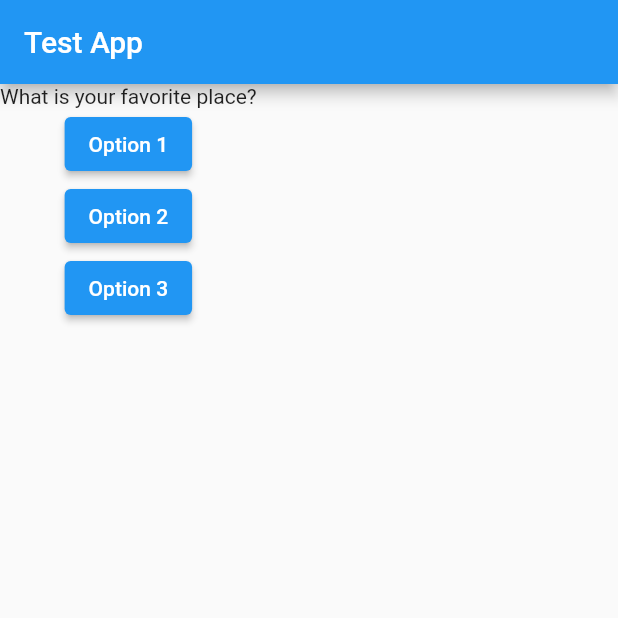
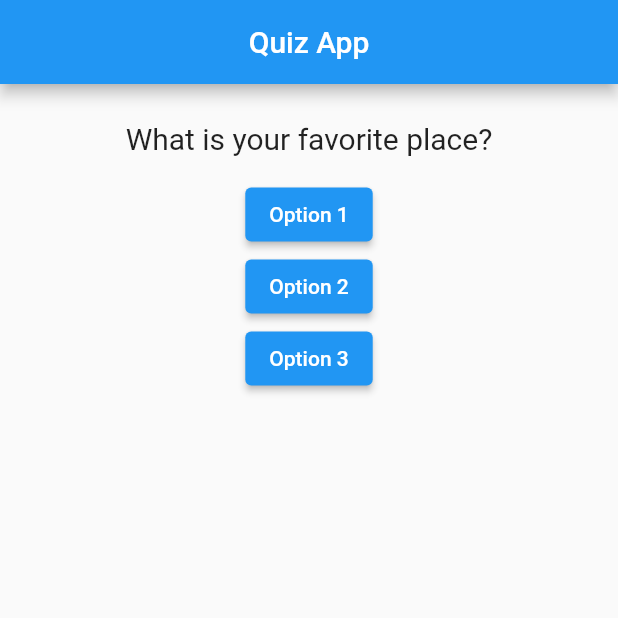
Before and after one commit to SaiVenkatesh007/flutter-prac, a Flutter app: the screen it shows after launch, after a tap on "Option 1", on a phone screen of 412 x 824 dp, the top half of it. Run offline on Flutter 3.47's test engine with Material 2 defaults, Android fonts, the phone set to English and light mode, and no system bars.

Commit message:
Initial Styling
Basic Styling has been added

```diff
--- a/quiz_app/lib/main.dart
+++ b/quiz_app/lib/main.dart
@@ -1,25 +1,30 @@
 import 'package:flutter/material.dart';
 
-void main() => runApp(MyApp());
+import './qn.dart';
+
+void main() => runApp(const MyApp());
 
 class MyApp extends StatefulWidget {
+  const MyApp({super.key});
+
   // const MyApp({super.key});
 
   @override
   State<MyApp> createState() => _MyAppState();
 }
 
+//* The _ in front of MyAppState is to make it a private class instead of public
 class _MyAppState extends State<MyApp> {
   // const MyApp({super.key});
-  var questionNum = 0;
+  var _questionNum = 0;
 
-  void answerFunc() {
+  void _answerFunc() {
     setState(() {
-      if(questionNum < 2) {
-        questionNum += 1;
+      if(_questionNum < 2) {
+        _questionNum += 1;
       }
     });
-    print(questionNum);
+    print(_questionNum);
   }
 
   @override //? Its just a decorator that makes our code much clearer (good practice)
@@ -33,18 +38,29 @@ class _MyAppState extends State<MyApp> {
     return MaterialApp(
         home: Scaffold(
       appBar: AppBar(
-        title: const Text('Test App'),
+        title: Container(
+          width: double.infinity,
+          padding: const EdgeInsets.all(10),
+          child: const Text(
+            'Quiz App',
+            textAlign: TextAlign.center,
+            ),
+          )
       ),
       body: Column(
         children: [
-          Text(quesList[questionNum]),
+          Question(
+            quesList[_questionNum],
+            ),
           ElevatedButton(
-              onPressed:
-                  answerFunc, //? Shouldn't use () after function to make it act as a pointer
+              onPressed:_answerFunc, //? Shouldn't use () after function to make it act as a pointer
               child: const Text('Option 1')),
-          ElevatedButton(onPressed: answerFunc, child: const Text('Option 2')),
           ElevatedButton(
-              onPressed: answerFunc,
+            onPressed: _answerFunc,
+          child: const Text('Option 2')
+          ),
+          ElevatedButton(
+              onPressed: _answerFunc,
               child: const Text('Option 3')),
         ],
       ),
--- /dev/null
+++ b/quiz_app/lib/qn.dart
@@ -0,0 +1,26 @@
+import 'package:flutter/src/widgets/container.dart';
+import 'package:flutter/src/widgets/framework.dart';
+
+import 'package:flutter/material.dart';
+
+//! This custom widget is unneccesary, its just for a trial
+class Question extends StatelessWidget {
+  final String questionTxt;
+
+  Question(this.questionTxt);
+
+  @override
+  Widget build(BuildContext context) {
+    return Container(
+      width: double.infinity,
+      margin: const EdgeInsets.fromLTRB(15, 25, 15, 15),
+      child: Text(
+      questionTxt,
+      style: const TextStyle(
+        fontSize: 20,
+        ),
+      textAlign: TextAlign.center,
+      )
+    );
+  }
+}
```
